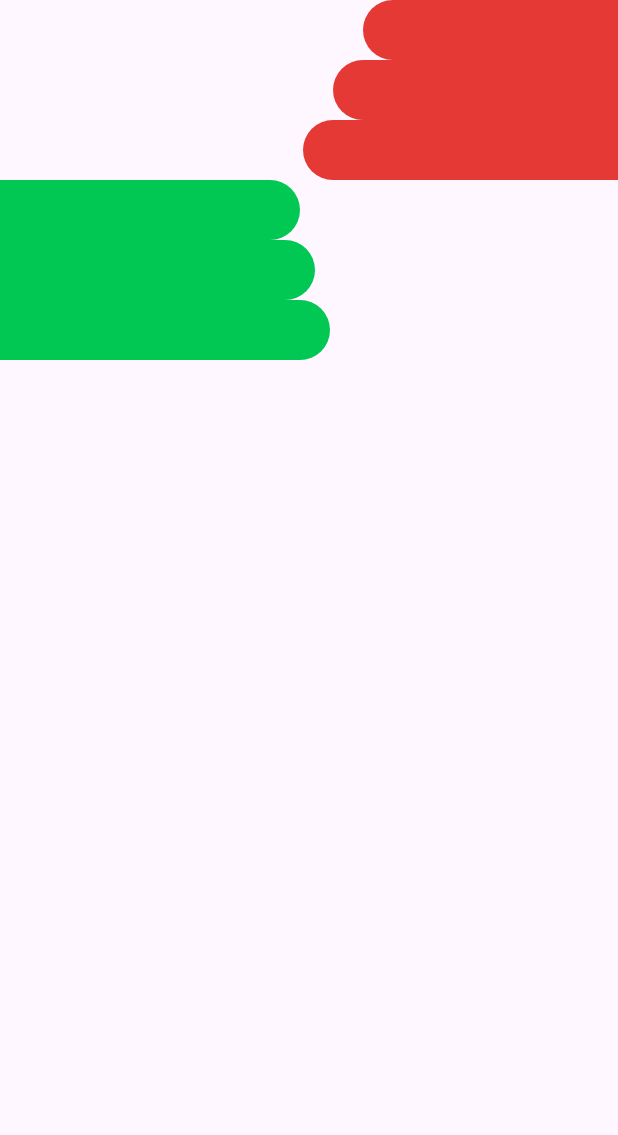
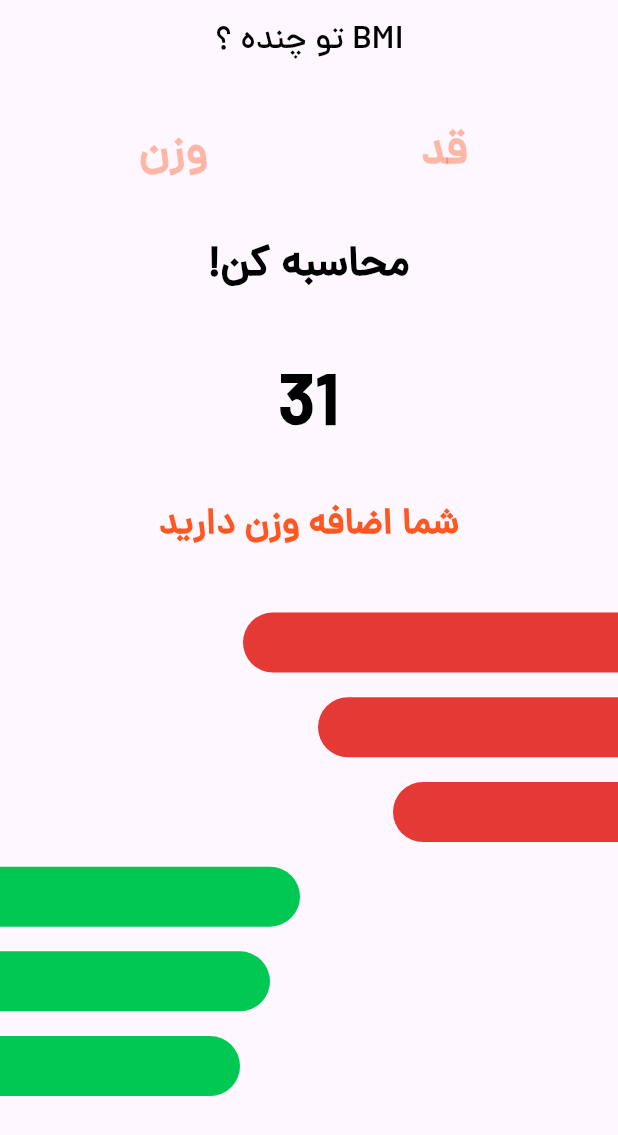
Before and after one commit to Sobhan-Ziyaei/bmi_calculator, a Flutter app: the screen it shows after launch, on a phone screen of 412 x 824 dp. Shown: the top 1135 px of the screen. Run offline on Flutter 3.47's test engine with Material 3 defaults, Android fonts, the phone set to English and light mode, and no system bars.

Commit message:
complete design ui

```diff
--- a/lib/constant/colors.dart
+++ b/lib/constant/colors.dart
@@ -2,3 +2,4 @@ import 'package:flutter/material.dart';
 
 const greenColor = Color(0xff00C853);
 const redColor = Color(0xffE53935);
+const orangeColor = Color(0xffFF5722);
--- a/lib/main.dart
+++ b/lib/main.dart
@@ -1,3 +1,5 @@
+import 'package:bmi_calculator/constant/colors.dart';
+import 'package:bmi_calculator/screens/home_screen.dart';
 import 'package:bmi_calculator/widgets/left_bg_shape.dart';
 import 'package:bmi_calculator/widgets/right_bg_shape.dart';
 import 'package:flutter/material.dart';
@@ -11,24 +13,10 @@ class MyApp extends StatelessWidget {
 
   @override
   Widget build(BuildContext context) {
-    return const MaterialApp(
+    return MaterialApp(
       debugShowCheckedModeBanner: false,
-      home: Scaffold(
-        body: SafeArea(
-          child: Center(
-            child: Column(
-              children: [
-                RightBgShape(width: 170, height: 40),
-                RightBgShape(width: 190, height: 40),
-                RightBgShape(width: 210, height: 40),
-                LeftBgShape(width: 200, height: 40),
-                LeftBgShape(width: 210, height: 40),
-                LeftBgShape(width: 220, height: 40),
-              ],
-            ),
-          ),
-        ),
-      ),
+      theme: ThemeData(fontFamily: 'dana'),
+      home: const HomeScreen(),
     );
   }
 }
--- /dev/null
+++ b/lib/screens/home_screen.dart
@@ -0,0 +1,125 @@
+import 'package:bmi_calculator/constant/colors.dart';
+import 'package:bmi_calculator/widgets/left_bg_shape.dart';
+import 'package:bmi_calculator/widgets/right_bg_shape.dart';
+import 'package:flutter/material.dart';
+import 'package:flutter/widgets.dart';
+
+class HomeScreen extends StatefulWidget {
+  const HomeScreen({super.key});
+
+  @override
+  State<HomeScreen> createState() => _HomeScreenState();
+}
+
+class _HomeScreenState extends State<HomeScreen> {
+  @override
+  Widget build(BuildContext context) {
+    Size size = MediaQuery.of(context).size;
+    return Scaffold(
+      appBar: AppBar(
+        backgroundColor: Colors.transparent,
+        elevation: 0,
+        centerTitle: true,
+        title: const Directionality(
+          textDirection: TextDirection.rtl,
+          child: Text(
+            'BMI تو چنده ؟',
+            style: TextStyle(
+              color: Colors.black,
+            ),
+          ),
+        ),
+      ),
+      body: SafeArea(
+        child: Center(
+          child: Column(
+            children: [
+              SizedBox(height: size.height * 0.02),
+              Row(
+                mainAxisAlignment: MainAxisAlignment.spaceEvenly,
+                children: [
+                  SizedBox(
+                    width: 130,
+                    child: TextField(
+                      textAlign: TextAlign.center,
+                      keyboardType: TextInputType.number,
+                      style: const TextStyle(
+                        color: orangeColor,
+                        fontSize: 30,
+                        fontWeight: FontWeight.bold,
+                      ),
+                      decoration: InputDecoration(
+                        border: InputBorder.none,
+                        hintText: 'وزن',
+                        hintStyle: TextStyle(
+                          color: orangeColor.withOpacity(0.4),
+                        ),
+                      ),
+                    ),
+                  ),
+                  SizedBox(
+                    width: 130,
+                    child: TextField(
+                      textAlign: TextAlign.center,
+                      keyboardType: TextInputType.number,
+                      style: const TextStyle(
+                        color: orangeColor,
+                        fontSize: 30,
+                        fontWeight: FontWeight.bold,
+                      ),
+                      decoration: InputDecoration(
+                        border: InputBorder.none,
+                        hintText: 'قد',
+                        hintStyle: TextStyle(
+                          color: orangeColor.withOpacity(0.4),
+                        ),
+                      ),
+                    ),
+                  ),
+                ],
+              ),
+              SizedBox(height: size.height * 0.03),
+              const Text(
+                '!محاسبه کن',
+                style: TextStyle(
+                  color: Colors.black,
+                  fontSize: 28,
+                  fontWeight: FontWeight.bold,
+                ),
+              ),
+              SizedBox(height: size.height * 0.05),
+              const Text(
+                '31',
+                style: TextStyle(
+                  color: Colors.black,
+                  fontWeight: FontWeight.bold,
+                  fontSize: 48,
+                ),
+              ),
+              SizedBox(height: size.height * 0.03),
+              const Text(
+                'شما اضافه وزن دارید',
+                style: TextStyle(
+                    color: orangeColor,
+                    fontSize: 24,
+                    fontWeight: FontWeight.bold),
+              ),
+              SizedBox(height: size.height * 0.05),
+              const RightBgShape(width: 250, height: 40),
+              SizedBox(height: size.height * 0.02),
+              const RightBgShape(width: 200, height: 40),
+              SizedBox(height: size.height * 0.02),
+              const RightBgShape(width: 150, height: 40),
+              SizedBox(height: size.height * 0.02),
+              const LeftBgShape(width: 200, height: 40),
+              SizedBox(height: size.height * 0.02),
+              const LeftBgShape(width: 180, height: 40),
+              SizedBox(height: size.height * 0.02),
+              const LeftBgShape(width: 160, height: 40),
+            ],
+          ),
+        ),
+      ),
+    );
+  }
+}
```
